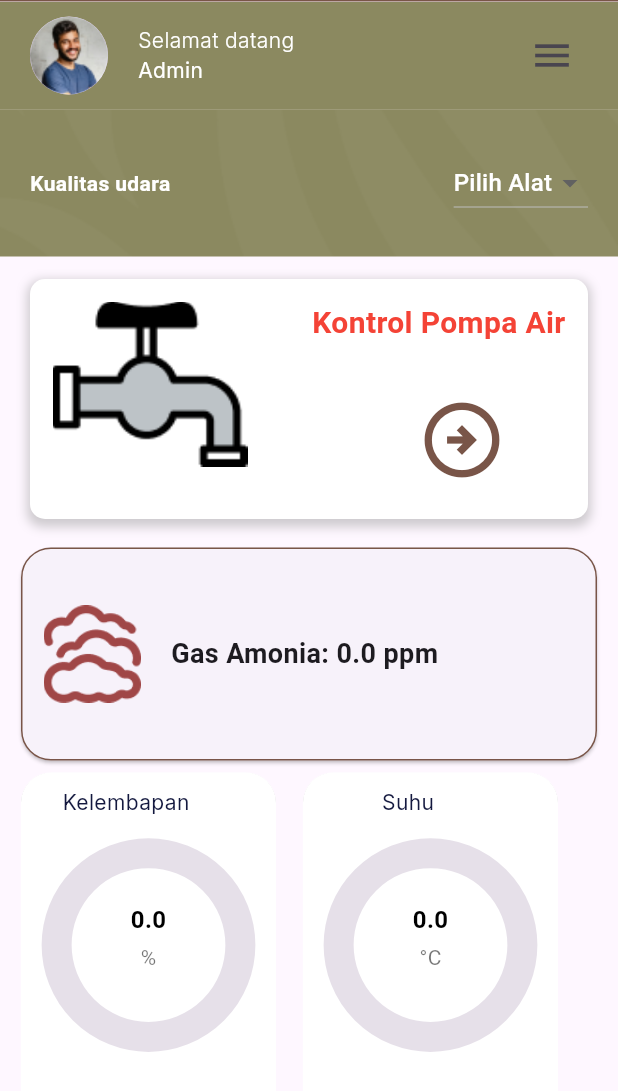
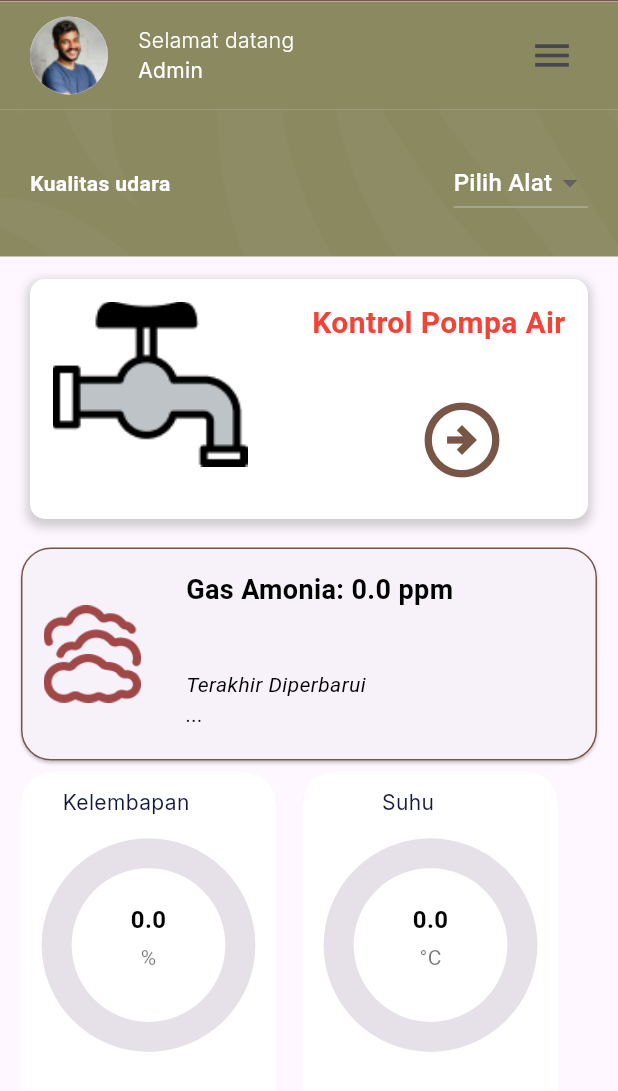
Before and after one commit to fadiaskeyn/iqacs-itik_mobile, a Flutter app: the screen it shows after launch, on a phone screen of 412 x 824 dp. Shown: the top 1091 px of the screen. Run offline on Flutter 3.47's test engine with Material 3 defaults, Android fonts, the phone set to English and light mode, and no system bars; drawn by our look-alikes of syncfusion_flutter_gauges; our stand-ins replace bloc, equatable, fl_chart, flutter_bloc, google_fonts; network calls fail; project files that could hold a hidden picture were left out.

```diff
--- a/lib/cubit/stats_cubit.dart
+++ b/lib/cubit/stats_cubit.dart
@@ -5,6 +5,7 @@ import 'stats_state.dart';
 
 class StatsCubit extends Cubit<StatsState> {
   final ApiService apiService;
+
   StatsCubit(this.apiService) : super(StatsInitial());
 
   Future<void> fetchStats(int idAlat) async {
--- a/lib/models/stat_response.dart
+++ b/lib/models/stat_response.dart
@@ -2,11 +2,13 @@ class StatResponse {
   final double temperature;
   final double humidity;
   final double ammonia;
+  final String last_update;
 
   StatResponse({
     required this.temperature,
     required this.humidity,
     required this.ammonia,
+    required this.last_update,
   });
 
   factory StatResponse.fromJson(Map<String, dynamic> json) {
@@ -14,6 +16,7 @@ class StatResponse {
       temperature: (json['temperature'] as num).toDouble(),
       humidity: (json['humidity'] as num).toDouble(),
       ammonia: (json['ammonia'] as num).toDouble(),
+      last_update: json['last_update'],
     );
   }
 }
--- a/lib/screens/dashboard.dart
+++ b/lib/screens/dashboard.dart
@@ -18,16 +18,9 @@ class Dashboard extends StatefulWidget {
 }
 
 class _DashboardState extends State<Dashboard> {
-  bool _isOn = false;
   int? selectedAlat;
-  final List<int> listAlat = [1, 2, 3, 4, 5];
-  Timer? _timer; // Timer untuk refresh otomatis
-
-  void onToggle(bool value) {
-    setState(() {
-      _isOn = value;
-    });
-  }
+  final List<int> listAlat = [1, 2, 3, 4, 5, 6, 7, 8, 9, 10];
+  Timer? _timer;
 
   @override
   void initState() {
@@ -65,11 +58,13 @@ class _DashboardState extends State<Dashboard> {
           double temperature = 0.0;
           double humidity = 0.0;
           double ammonia = 0.0;
+          String last_update = '...';
 
           if (state is StatsLoaded) {
             temperature = state.stats.temperature;
             humidity = state.stats.humidity;
             ammonia = state.stats.ammonia;
+            last_update = state.stats.last_update;
           } else if (state is StatsError) {
             return Center(child: Text(state.message));
           } else if (state is StatsLoading) {
@@ -103,7 +98,8 @@ class _DashboardState extends State<Dashboard> {
                           elevation: 1,
                           shape: RoundedRectangleBorder(
                             borderRadius: BorderRadius.circular(20),
-                          side: const BorderSide(color: Colors.brown, width: 1),
+                            side:
+                                const BorderSide(color: Colors.brown, width: 1),
                           ),
                           child: Padding(
                             padding: const EdgeInsets.all(15.0),
@@ -115,16 +111,40 @@ class _DashboardState extends State<Dashboard> {
                                   height: 65.0,
                                   fit: BoxFit.fill,
                                 ),
-                              const SizedBox(width: 20),
+                                const SizedBox(width: 30),
+                                Column(
+                                  crossAxisAlignment: CrossAxisAlignment.start,
+                                  children: [
                                     Text(
                                       'Gas Amonia: $ammonia ppm',
                                       style: const TextStyle(
-                                    fontSize: 18, fontWeight: FontWeight.bold),
+                                        fontSize: 18,
+                                        fontWeight: FontWeight.bold,
+                                        color: Colors.black,
+                                      ),
+                                    ),
+                                    const SizedBox(height: 40),
+                                    Text(
+                                      'Terakhir Diperbarui',
+                                      style: const TextStyle(
+                                        fontSize: 14,
+                                        fontStyle: FontStyle.italic,
+                                        color: Colors.black,
+                                      ),
+                                    ),
+                                    Text(
+                                      '$last_update',
+                                      style: const TextStyle(
+                                        fontSize: 14,
+                                        fontStyle: FontStyle.italic,
+                                        color: Colors.black,
+                                      ),
                                     ),
                                   ],
                                 ),
+                              ],
                             ),
-                      ),
+                          )),
                     ),
                     // Card Suhu & Kelembapan
                     SizedBox(
```
Also changed, not shown: lib/screens/tap_water.dart (+82 -124 lines), 7 other files. Lines whose indentation alone changed are shown as unchanged.
